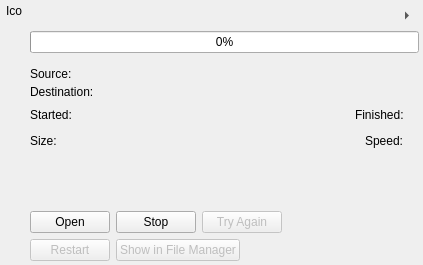
This is src/downloaditem.ui in IT-Space-2026/arktos as Qt 5 draws it before an edit. The edited form follows.
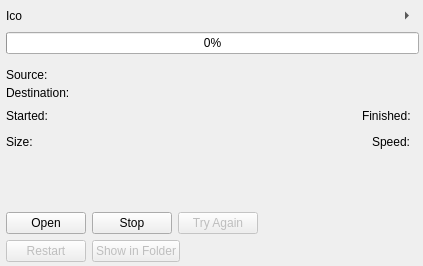
This is the edited form. Custom widgets are drawn as their Qt base class.

Commit message: DOWN04: per-download action row in the sidebar + fix card min-width regression

What changed in the file:
```diff
--- a/src/downloaditem.ui
+++ b/src/downloaditem.ui
@@ -9,7 +9,7 @@
     <height>110</height>
    </rect>
   </property>
-  <layout class="QHBoxLayout" name="horizontalLayout" >
+  <layout class="QVBoxLayout" name="cardColumnLayout" >
    <property name="leftMargin" >
     <number>6</number>
    </property>
@@ -23,35 +23,45 @@
     <number>4</number>
    </property>
    <property name="spacing" >
-    <number>8</number>
+    <number>4</number>
    </property>
-   <item alignment="Qt::AlignTop" >
-    <widget class="QLabel" name="fileIcon" >
-     <property name="sizePolicy" >
-      <sizepolicy vsizetype="Minimum" hsizetype="Minimum" >
-       <horstretch>0</horstretch>
-       <verstretch>0</verstretch>
-      </sizepolicy>
-     </property>
-     <property name="text" >
-      <string>Ico</string>
-     </property>
-    </widget>
-   </item>
    <item>
-    <layout class="QVBoxLayout" name="verticalLayout_2" >
+    <layout class="QHBoxLayout" name="nameRowLayout" >
      <property name="spacing" >
       <number>4</number>
      </property>
      <item>
-      <layout class="QHBoxLayout" name="nameRowLayout" >
-       <property name="spacing" >
-        <number>4</number>
+      <widget class="QLabel" name="fileIcon" >
+       <property name="sizePolicy" >
+        <sizepolicy vsizetype="Fixed" hsizetype="Fixed" >
+         <horstretch>0</horstretch>
+         <verstretch>0</verstretch>
+        </sizepolicy>
        </property>
-       <item>
-        <widget class="SqueezeLabel" native="1" name="fileNameLabel" >
+       <property name="minimumSize" >
+        <size>
+         <width>24</width>
+         <height>24</height>
+        </size>
+       </property>
+       <property name="maximumSize" >
+        <size>
+         <width>24</width>
+         <height>24</height>
+        </size>
+       </property>
+       <property name="scaledContents" >
+        <bool>true</bool>
+       </property>
+       <property name="text" >
+        <string>Ico</string>
+       </property>
+      </widget>
+     </item>
+     <item>
+      <widget class="SqueezeLabel" native="1" name="fileNameLabel" >
          <property name="sizePolicy" >
-          <sizepolicy vsizetype="Preferred" hsizetype="Expanding" >
+          <sizepolicy vsizetype="Preferred" hsizetype="Ignored" >
            <horstretch>0</horstretch>
            <verstretch>0</verstretch>
           </sizepolicy>
@@ -86,6 +96,12 @@
      </item>
      <item>
       <widget class="QProgressBar" name="progressBar" >
+       <property name="sizePolicy" >
+        <sizepolicy vsizetype="Fixed" hsizetype="Ignored" >
+         <horstretch>0</horstretch>
+         <verstretch>0</verstretch>
+        </sizepolicy>
+       </property>
        <property name="value" >
         <number>0</number>
        </property>
@@ -94,7 +110,7 @@
      <item>
       <widget class="SqueezeLabel" native="1" name="downloadInfoLabel" >
        <property name="sizePolicy" >
-        <sizepolicy vsizetype="Preferred" hsizetype="Minimum" >
+        <sizepolicy vsizetype="Preferred" hsizetype="Ignored" >
          <horstretch>0</horstretch>
          <verstretch>0</verstretch>
         </sizepolicy>
@@ -143,7 +159,7 @@
           <item row="0" column="1" >
            <widget class="SqueezeLabel" native="1" name="sourceLabel" >
             <property name="sizePolicy" >
-             <sizepolicy vsizetype="Preferred" hsizetype="Minimum" >
+             <sizepolicy vsizetype="Preferred" hsizetype="Ignored" >
               <horstretch>0</horstretch>
               <verstretch>0</verstretch>
              </sizepolicy>
@@ -163,7 +179,7 @@
           <item row="1" column="1" >
            <widget class="SqueezeLabel" native="1" name="destinationLabel" >
             <property name="sizePolicy" >
-             <sizepolicy vsizetype="Preferred" hsizetype="Minimum" >
+             <sizepolicy vsizetype="Preferred" hsizetype="Ignored" >
               <horstretch>0</horstretch>
               <verstretch>0</verstretch>
              </sizepolicy>
@@ -188,8 +204,14 @@
            </widget>
           </item>
           <item>
-           <widget class="QLabel" name="startedLabel" >
-            <property name="text" >
+           <widget class="SqueezeLabel" native="1" name="startedLabel" >
+            <property name="sizePolicy" >
+             <sizepolicy vsizetype="Preferred" hsizetype="Ignored" >
+              <horstretch>0</horstretch>
+              <verstretch>0</verstretch>
+             </sizepolicy>
+            </property>
+            <property name="text" stdset="0" >
              <string/>
             </property>
            </widget>
@@ -215,8 +237,14 @@
            </widget>
           </item>
           <item>
-           <widget class="QLabel" name="finishedLabel" >
-            <property name="text" >
+           <widget class="SqueezeLabel" native="1" name="finishedLabel" >
+            <property name="sizePolicy" >
+             <sizepolicy vsizetype="Preferred" hsizetype="Ignored" >
+              <horstretch>0</horstretch>
+              <verstretch>0</verstretch>
+             </sizepolicy>
+            </property>
+            <property name="text" stdset="0" >
              <string/>
             </property>
            </widget>
@@ -236,8 +264,14 @@
            </widget>
           </item>
           <item>
-           <widget class="QLabel" name="sizeLabel" >
-            <property name="text" >
+           <widget class="SqueezeLabel" native="1" name="sizeLabel" >
+            <property name="sizePolicy" >
+             <sizepolicy vsizetype="Preferred" hsizetype="Ignored" >
+              <horstretch>0</horstretch>
+              <verstretch>0</verstretch>
+             </sizepolicy>
+            </property>
+            <property name="text" stdset="0" >
              <string/>
             </property>
            </widget>
@@ -263,8 +297,14 @@
            </widget>
           </item>
           <item>
-           <widget class="QLabel" name="speedLabel" >
-            <property name="text" >
+           <widget class="SqueezeLabel" native="1" name="speedLabel" >
+            <property name="sizePolicy" >
+             <sizepolicy vsizetype="Preferred" hsizetype="Ignored" >
+              <horstretch>0</horstretch>
+              <verstretch>0</verstretch>
+             </sizepolicy>
+            </property>
+            <property name="text" stdset="0" >
              <string/>
             </property>
            </widget>
@@ -345,8 +385,11 @@
             <property name="enabled" >
              <bool>false</bool>
             </property>
+            <property name="toolTip" >
+             <string>Show the file in the file manager</string>
+            </property>
             <property name="text" >
-             <string>Show in File Manager</string>
+             <string>Show in Folder</string>
             </property>
            </widget>
           </item>
@@ -368,8 +411,6 @@
        </layout>
       </widget>
      </item>
-    </layout>
-   </item>
   </layout>
  </widget>
  <customwidgets>
```
The commit also changes 19 other files.
